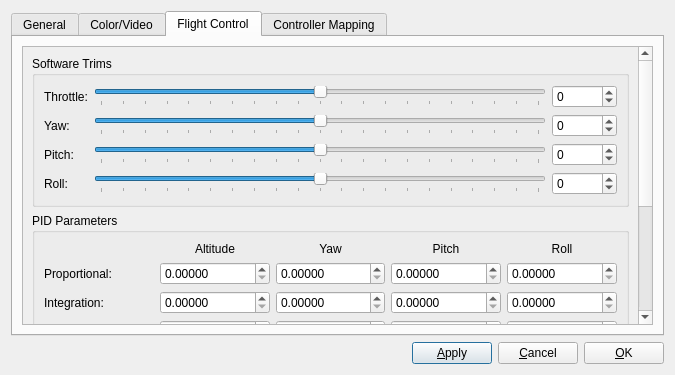
The window that heliview/src/SettingsDialog.ui (gcsmith/ktgt-uav-desktop) describes before a commit, drawn with Qt 5.
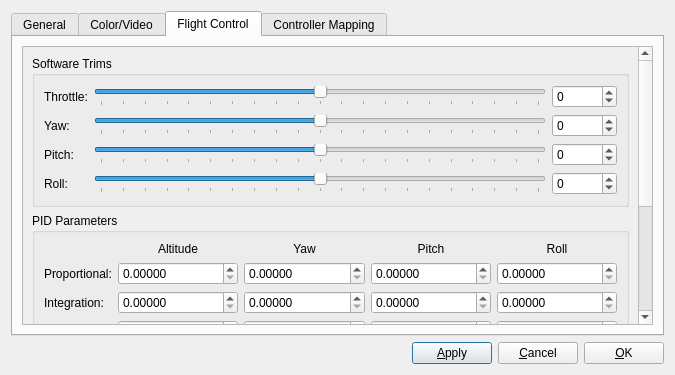
The same window after the commit. The open tabs and pages were chosen to show the change.

Commit message: set fixed label size for pid ctl

```diff
--- a/heliview/src/SettingsDialog.ui
+++ b/heliview/src/SettingsDialog.ui
@@ -517,8 +517,8 @@
            <rect>
             <x>0</x>
             <y>0</y>
-            <width>615</width>
-            <height>432</height>
+            <width>613</width>
+            <height>528</height>
            </rect>
           </property>
           <layout class="QVBoxLayout" name="verticalLayout_2">
@@ -719,6 +719,12 @@
              <layout class="QGridLayout" name="gridLayout_12">
               <item row="1" column="0">
                <widget class="QLabel" name="lbl_pid_Kp">
+                <property name="sizePolicy">
+                 <sizepolicy hsizetype="Fixed" vsizetype="Preferred">
+                  <horstretch>0</horstretch>
+                  <verstretch>0</verstretch>
+                 </sizepolicy>
+                </property>
                 <property name="text">
                  <string>Proportional:</string>
                 </property>
@@ -726,6 +732,12 @@
               </item>
               <item row="2" column="0">
                <widget class="QLabel" name="lbl_pid_Ki">
+                <property name="sizePolicy">
+                 <sizepolicy hsizetype="Fixed" vsizetype="Preferred">
+                  <horstretch>0</horstretch>
+                  <verstretch>0</verstretch>
+                 </sizepolicy>
+                </property>
                 <property name="text">
                  <string>Integration:</string>
                 </property>
@@ -733,6 +745,12 @@
               </item>
               <item row="3" column="0">
                <widget class="QLabel" name="lbl_pid_Kd">
+                <property name="sizePolicy">
+                 <sizepolicy hsizetype="Fixed" vsizetype="Preferred">
+                  <horstretch>0</horstretch>
+                  <verstretch>0</verstretch>
+                 </sizepolicy>
+                </property>
                 <property name="text">
                  <string>Derivative:</string>
                 </property>
```
Left out of the diff: 4 changed lines with no effect on the pictures. The commit also changes 1 other file.
